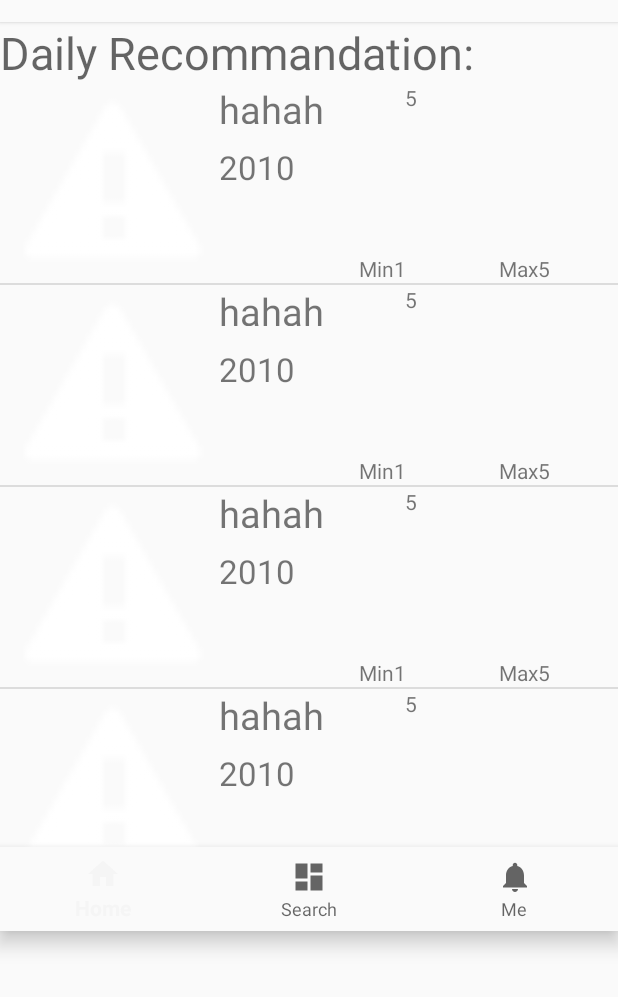
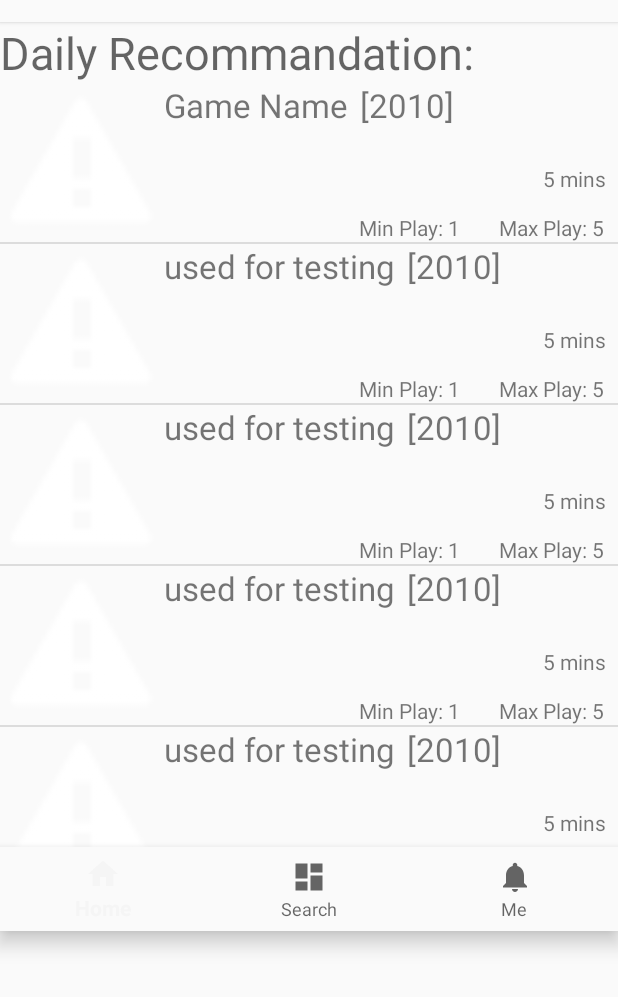
Before and after one commit to mnganga30/WhatToPlay, an Android app: the screen it shows after launch (HomePageActivity), on a phone screen of 412 x 824 dp, the part 62-1059 px from its top. Run offline under Robolectric (Android 15) with nearby library versions, the phone set to English and light mode, and no system bars.

Commit message:
Merge branch 'Develop' of https://github.com/kray10/WhatToPlay
# Conflicts:
#	app/src/main/AndroidManifest.xml
#	app/src/main/java/com/j_hawk/whattoplay/MainActivity.java
#	app/src/main/res/layout/activity_main.xml

```diff
--- a/app/src/main/AndroidManifest.xml
+++ b/app/src/main/AndroidManifest.xml
@@ -19,9 +19,8 @@
         </activity>
 
         <activity android:name=".AddToCollection">
-
-
         </activity>
+        <activity android:name=".removeGameActivity"></activity>
     </application>
 
 </manifest>
--- a/app/src/main/java/com/j_hawk/whattoplay/HomePageActivity.java
+++ b/app/src/main/java/com/j_hawk/whattoplay/HomePageActivity.java
@@ -1,13 +1,12 @@
 package com.j_hawk.whattoplay;
 
+
+import android.content.Intent;
 import android.support.v4.app.Fragment;
 import android.support.v4.app.FragmentManager;
-import android.content.Context;
 import android.os.Bundle;
 import android.support.annotation.NonNull;
 import android.support.design.widget.BottomNavigationView;
-import android.support.v4.app.FragmentActivity;
-import android.support.v4.app.FragmentPagerAdapter;
 import android.support.v4.app.FragmentStatePagerAdapter;
 import android.support.v4.view.ViewPager;
 import android.support.v7.app.AppCompatActivity;
@@ -16,10 +15,14 @@ import android.view.MenuItem;
 import android.view.View;
 import android.view.ViewGroup;
 import android.widget.AdapterView;
+import android.widget.ArrayAdapter;
 import android.widget.BaseAdapter;
+import android.widget.Button;
+import android.widget.EditText;
 import android.widget.ImageButton;
 import android.widget.ImageView;
 import android.widget.ListView;
+import android.widget.Spinner;
 import android.widget.TextView;
 
 import com.j_hawk.whattoplay.data.Game;
@@ -27,12 +30,15 @@ import com.j_hawk.whattoplay.data.Game;
 import java.util.ArrayList;
 import java.util.List;
 
+import static android.text.InputType.TYPE_CLASS_NUMBER;
+import static android.text.InputType.TYPE_CLASS_TEXT;
+
 public class HomePageActivity extends AppCompatActivity {
 
 
-    PersonalInfoPagerAdapter myPersonalInfoPagerAdapter;
-    SearchPagerAdapter mySearchPagerAdapter;
-    HomePagerAdapter myHomePagerAdapter;
+    private PersonalInfoPagerAdapter myPersonalInfoPagerAdapter;
+    private SearchPagerAdapter mySearchPagerAdapter;
+    private HomePagerAdapter myHomePagerAdapter;
     ViewPager mViewPager;
 
     private BottomNavigationView.OnNavigationItemSelectedListener mOnNavigationItemSelectedListener
@@ -42,27 +48,20 @@ public class HomePageActivity extends AppCompatActivity {
         public boolean onNavigationItemSelected(@NonNull MenuItem item) {
             switch (item.getItemId()) {
                 case R.id.navigation_home:
-                    myHomePagerAdapter =
-                            new HomePagerAdapter(getSupportFragmentManager());
                     mViewPager = (ViewPager) findViewById(R.id.pager);
                     mViewPager.setAdapter(myHomePagerAdapter);
                     return true;
                 case R.id.navigation_dashboard:
-                    mySearchPagerAdapter =
-                            new SearchPagerAdapter(getSupportFragmentManager());
                     mViewPager = (ViewPager) findViewById(R.id.pager);
                     mViewPager.setAdapter(mySearchPagerAdapter);
-                    return true;
+                     return true;
                 case R.id.navigation_notifications:
-                    myPersonalInfoPagerAdapter =
-                            new PersonalInfoPagerAdapter(getSupportFragmentManager());
                     mViewPager = (ViewPager) findViewById(R.id.pager);
                     mViewPager.setAdapter(myPersonalInfoPagerAdapter);
                     return true;
             }
             return false;
         }
-
     };
 
         @Override
@@ -75,6 +74,10 @@ public class HomePageActivity extends AppCompatActivity {
                     new HomePagerAdapter(getSupportFragmentManager());
             mViewPager = (ViewPager) findViewById(R.id.pager);
             mViewPager.setAdapter(myHomePagerAdapter);
+            mySearchPagerAdapter =
+                            new SearchPagerAdapter(getSupportFragmentManager());
+            myPersonalInfoPagerAdapter =
+                    new PersonalInfoPagerAdapter(getSupportFragmentManager());
         }
 
 
@@ -109,10 +112,27 @@ public class HomePageActivity extends AppCompatActivity {
         @Override
         public View onCreateView(LayoutInflater inflater,
                                  ViewGroup container, Bundle savedInstanceState) {
-            // The last two arguments ensure LayoutParams are inflated
-            // properly.
             View rootView = inflater.inflate(
                     R.layout.personalinfopage, container, false);
+            ImageView background = (ImageView) rootView.findViewById(R.id.backgroundimg);
+            background.setImageResource(R.drawable.background);
+            Button removeMode = (Button) rootView.findViewById(R.id.removemode);
+            Button checkinglist = (Button) rootView.findViewById(R.id.checklist);
+            removeMode.setOnClickListener(new View.OnClickListener() {
+                @Override
+                public void onClick(View v) {
+                    Intent mIntent = new Intent(getContext(),removeGameActivity.class);
+                    startActivity(mIntent);
+                }
+            });
+
+            checkinglist.setOnClickListener(new View.OnClickListener() {
+                @Override
+                public void onClick(View v) {
+
+
+                }
+            });
             Bundle args = getArguments();
             return rootView;
         }
@@ -155,16 +175,46 @@ public class HomePageActivity extends AppCompatActivity {
             View rootView = inflater.inflate(
                     R.layout.searchpage, container, false);
             ImageButton search = (ImageButton) rootView.findViewById(R.id.searchbutton);
-            Game first = new Game(10,"hahah",1,5,2010,5);
-            Game second = new Game(10,"hahah",1,5,2010,5);
-            Game third = new Game(10,"hahah",1,5,2010,5);
-            Game forth = new Game(10,"hahah",1,5,2010,5);
-            Game fifth = new Game(10,"hahah",1,5,2010,5);
-            Game sixth = new Game(10,"hahah",1,5,2010,5);
-            Game seventh = new Game(10,"hahah",1,5,2010,5);
-            Game eighth = new Game(10,"hahah",1,5,2010,5);
-            Game ninth = new Game(10,"hahah",1,5,2010,5);
-            Game tenth = new Game(10,"hahah",1,5,2010,5);
+            final EditText input = (EditText) rootView.findViewById(R.id.editText);
+
+            Spinner spinner = (Spinner) rootView.findViewById(R.id.searchmode);
+            ArrayAdapter<CharSequence> adapter = ArrayAdapter.createFromResource(getContext(),
+                    R.array.mode, android.R.layout.simple_spinner_item);
+            adapter.setDropDownViewResource(android.R.layout.simple_spinner_dropdown_item);
+            spinner.setAdapter(adapter);
+            spinner.setOnItemSelectedListener(new AdapterView.OnItemSelectedListener(){
+                @Override
+                public void onItemSelected(AdapterView<?> parent, View view, int position, long id) {
+                    // Two different modes
+
+                    //search by name
+                    if(position == 0){
+                        input.setText("");
+                        input.setInputType(TYPE_CLASS_TEXT);
+                    }
+                    //search by number of players
+                    if(position == 1){
+                        input.setText("");
+                        input.setInputType(TYPE_CLASS_NUMBER);
+                    }
+                }
+
+                @Override
+                public void onNothingSelected(AdapterView<?> parent) {
+
+                }
+            });
+            //can be delete, cause they just used for testing...........................
+            Game first = new Game(10,"Demo1",1,5,2010,5);
+            Game second = new Game(10,"Demo2",1,5,2010,5);
+            Game third = new Game(10,"used for testing",1,5,2010,5);
+            Game forth = new Game(10,"used for testing",1,5,2010,5);
+            Game fifth = new Game(10,"used for testing",1,5,2010,5);
+            Game sixth = new Game(10,"used for testing",1,5,2010,5);
+            Game seventh = new Game(10,"used for testing",1,5,2010,5);
+            Game eighth = new Game(10,"used for testing",1,5,2010,5);
+            Game ninth = new Game(10,"used for testing",1,5,2010,5);
+            Game tenth = new Game(10,"used for testing",1,5,2010,5);
             list.add(first);
             list.add(second);
             list.add(third);
@@ -175,7 +225,14 @@ public class HomePageActivity extends AppCompatActivity {
             list.add(eighth);
             list.add(ninth);
             list.add(tenth);
+            //............................................................................
             msItemAdapter = new ItemAdapter(inflater,list);
+            search.setOnClickListener(new View.OnClickListener() {
+                @Override
+                public void onClick(View v) {
+                    lySearch.setAdapter(msItemAdapter);
+                }
+            });
             lySearch = (ListView) rootView.findViewById(R.id.searchingresult);
             Bundle args = getArguments();
             return rootView;
@@ -183,7 +240,6 @@ public class HomePageActivity extends AppCompatActivity {
         @Override
         public void onViewCreated(View view, Bundle savedInstanceState) {
             super.onViewCreated(view, savedInstanceState);
-            lySearch.setAdapter(msItemAdapter);
             lySearch.setOnItemClickListener(new AdapterView.OnItemClickListener() {
                 @Override
                 public void onItemClick(AdapterView<?> parent, View view, int position, long id) {
@@ -229,21 +285,19 @@ public class HomePageActivity extends AppCompatActivity {
         @Override
         public View onCreateView(LayoutInflater inflater,
                                  ViewGroup container, Bundle savedInstanceState) {
-            // The last two arguments ensure LayoutParams are inflated
-            // properly.
             //            int id, String name, int minPlayers, int maxPlayers, int year, int playTime
             View rootView = inflater.inflate(
                     R.layout.homepage_dailyrecommand, container, false);
-            Game first = new Game(10,"hahah",1,5,2010,5);
-            Game second = new Game(10,"hahah",1,5,2010,5);
-            Game third = new Game(10,"hahah",1,5,2010,5);
-            Game forth = new Game(10,"hahah",1,5,2010,5);
-            Game fifth = new Game(10,"hahah",1,5,2010,5);
-            Game sixth = new Game(10,"hahah",1,5,2010,5);
-            Game seventh = new Game(10,"hahah",1,5,2010,5);
-            Game eighth = new Game(10,"hahah",1,5,2010,5);
-            Game ninth = new Game(10,"hahah",1,5,2010,5);
-            Game tenth = new Game(10,"hahah",1,5,2010,5);
+            Game first = new Game(10,"Game Name",1,5,2010,5);
+            Game second = new Game(10,"used for testing",1,5,2010,5);
+            Game third = new Game(10,"used for testing",1,5,2010,5);
+            Game forth = new Game(10,"used for testing",1,5,2010,5);
+            Game fifth = new Game(10,"used for testing",1,5,2010,5);
+            Game sixth = new Game(10,"used for testing",1,5,2010,5);
+            Game seventh = new Game(10,"used for testing",1,5,2010,5);
+            Game eighth = new Game(10,"used for testing",1,5,2010,5);
+            Game ninth = new Game(10,"used for testing",1,5,2010,5);
+            Game tenth = new Game(10,"used for testing",1,5,2010,5);
             list.add(first);
             list.add(second);
             list.add(third);
@@ -309,11 +363,10 @@ public class HomePageActivity extends AppCompatActivity {
             TextView year = viewInformation.findViewById(R.id.year);
             ImageView image = viewInformation.findViewById(R.id.gamepic);
             title.setText(item.getName());
-            min.setText("Min"+Integer.toString(item.getMinPlayers()));
-            max.setText("Max"+Integer.toString(item.getMaxPlayers()));
-            year.setText(Integer.toString(item.getYear()));
-            time.setText(Integer.toString(item.getPlayTime()));
-
+            min.setText("Min Play: "+Integer.toString(item.getMinPlayers()));
+            max.setText("Max Play: "+Integer.toString(item.getMaxPlayers()));
+            year.setText("["+Integer.toString(item.getYear())+"]");
+            time.setText(Integer.toString(item.getPlayTime())+" mins");
             //image.setImageResource(item.getImageId());
             return viewInformation;
         }
--- a/app/src/main/res/layout/listview_item.xml
+++ b/app/src/main/res/layout/listview_item.xml
@@ -9,75 +9,74 @@
 
     <ImageView
         android:id="@+id/gamepic"
-        android:layout_width="140dp"
-        android:layout_height="133dp"
-        android:layout_marginBottom="0dp"
-        android:layout_marginLeft="6dp"
-        android:layout_marginTop="0dp"
+        android:layout_width="109dp"
+        android:layout_height="106dp"
+        android:elevation="20dp"
         app:layout_constraintBottom_toBottomOf="parent"
         app:layout_constraintLeft_toLeftOf="parent"
         app:layout_constraintTop_toTopOf="parent"
-        app:srcCompat="@android:drawable/stat_sys_warning" />
+        app:layout_constraintVertical_bias="0.0"
+        app:srcCompat="@android:drawable/stat_sys_warning"
+        android:layout_marginLeft="0dp" />
 
     <TextView
         android:id="@+id/itemTitle"
-        android:layout_width="177dp"
-        android:layout_height="27dp"
-        android:layout_marginLeft="0dp"
-        android:layout_marginRight="8dp"
+        android:layout_width="wrap_content"
+        android:layout_height="wrap_content"
         android:text="Titlebar"
-        android:textSize="25dp"
-        app:layout_constraintHorizontal_bias="0.0"
+        android:textSize="22dp"
         app:layout_constraintLeft_toRightOf="@+id/gamepic"
-        app:layout_constraintRight_toRightOf="parent"
-        tools:layout_editor_absoluteY="7dp" />
+        app:layout_constraintTop_toTopOf="parent" />
 
     <TextView
         android:id="@+id/atenddessnummin"
         android:layout_width="85dp"
         android:layout_height="wrap_content"
-        android:layout_marginBottom="0dp"
         android:layout_marginLeft="8dp"
         android:layout_marginRight="8dp"
         android:text="MinmM"
         app:layout_constraintBottom_toBottomOf="parent"
         app:layout_constraintHorizontal_bias="1.0"
         app:layout_constraintLeft_toRightOf="@+id/gamepic"
-        app:layout_constraintRight_toLeftOf="@+id/atenddessnummax" />
+        app:layout_constraintRight_toLeftOf="@+id/atenddessnummax"
+        android:layout_marginStart="8dp"
+        android:layout_marginEnd="8dp" />
 
     <TextView
         android:id="@+id/atenddessnummax"
         android:layout_width="79dp"
         android:layout_height="wrap_content"
-        android:layout_marginBottom="0dp"
-        android:layout_marginRight="0dp"
         android:text="MaxmM"
         app:layout_constraintBottom_toBottomOf="parent"
         app:layout_constraintRight_toRightOf="parent" />
 
     <TextView
         android:id="@+id/year"
-        android:layout_width="67dp"
-        android:layout_height="27dp"
-        android:layout_marginBottom="8dp"
-        android:layout_marginLeft="0dp"
-        android:layout_marginTop="8dp"
+        android:layout_width="wrap_content"
+        android:layout_height="29dp"
         android:text="Year"
-        android:textSize="22sp"
-        app:layout_constraintBottom_toTopOf="@+id/atenddessnummin"
-        app:layout_constraintLeft_toRightOf="@+id/gamepic"
+        android:textSize="22dp"
         app:layout_constraintTop_toTopOf="parent"
-        app:layout_constraintVertical_bias="0.472" />
+        app:layout_constraintLeft_toRightOf="@+id/itemTitle"
+        android:layout_marginLeft="8dp"
+        android:layout_marginRight="8dp"
+        app:layout_constraintRight_toRightOf="parent"
+        app:layout_constraintHorizontal_bias="0.0"
+        android:layout_marginStart="8dp"
+        android:layout_marginEnd="8dp" />
 
     <TextView
         android:id="@+id/time"
-        android:layout_width="116dp"
-        android:layout_height="25dp"
-        android:layout_marginLeft="43dp"
-        android:layout_marginRight="8dp"
+        android:layout_width="wrap_content"
+        android:layout_height="wrap_content"
+        android:layout_marginEnd="8dp"
+        android:layout_marginLeft="8dp"
+        android:layout_marginRight="16dp"
+        android:layout_marginTop="54dp"
         android:text="Time needed at least"
-        app:layout_constraintHorizontal_bias="0.428"
-        app:layout_constraintLeft_toRightOf="@+id/year"
+        app:layout_constraintHorizontal_bias="1.0"
+        app:layout_constraintLeft_toLeftOf="parent"
         app:layout_constraintRight_toRightOf="parent"
-        tools:layout_editor_absoluteY="54dp" />
+        app:layout_constraintTop_toTopOf="parent" />
+
 </android.support.constraint.ConstraintLayout>
--- a/app/src/main/res/values/arrays.xml
+++ b/app/src/main/res/values/arrays.xml
@@ -1,2 +1,7 @@
 <?xml version="1.0" encoding="utf-8"?>
-<resources></resources>
+<resources>
+    <string-array name="mode">
+        <item>Name</item>
+        <item>#Player</item>
+    </string-array>
+</resources>
```
Also changed, not shown: app/src/main/res/layout/personalinfopage.xml (+16 -23 lines), app/src/main/res/layout/searchpage.xml (+14 -8 lines).
